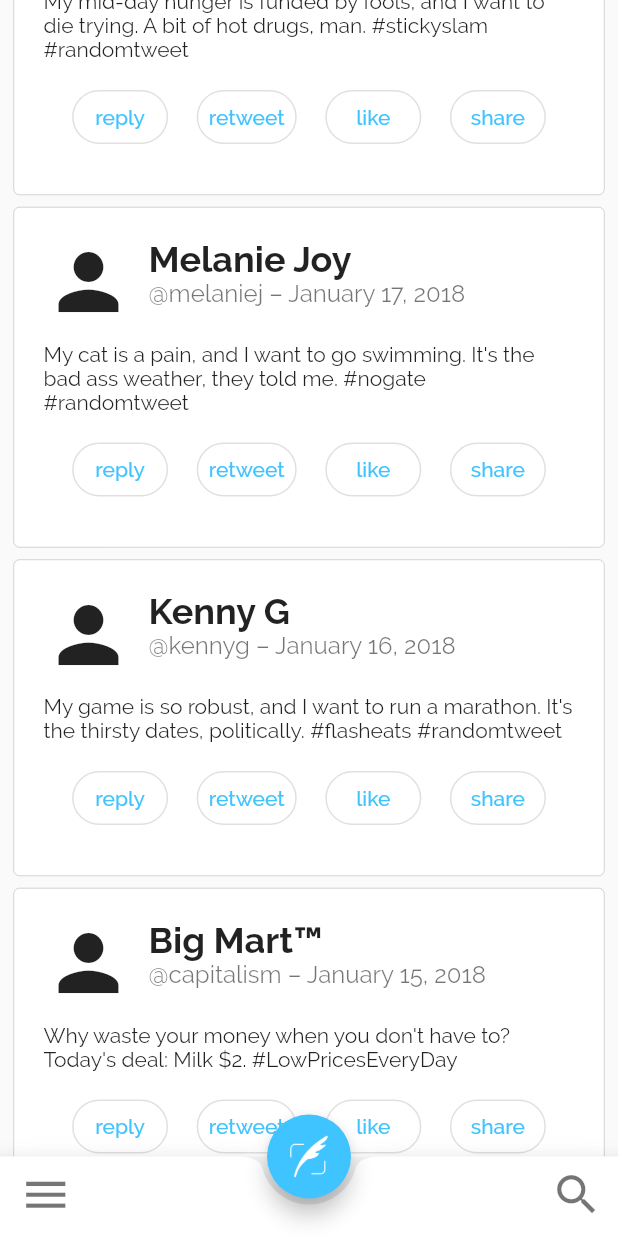
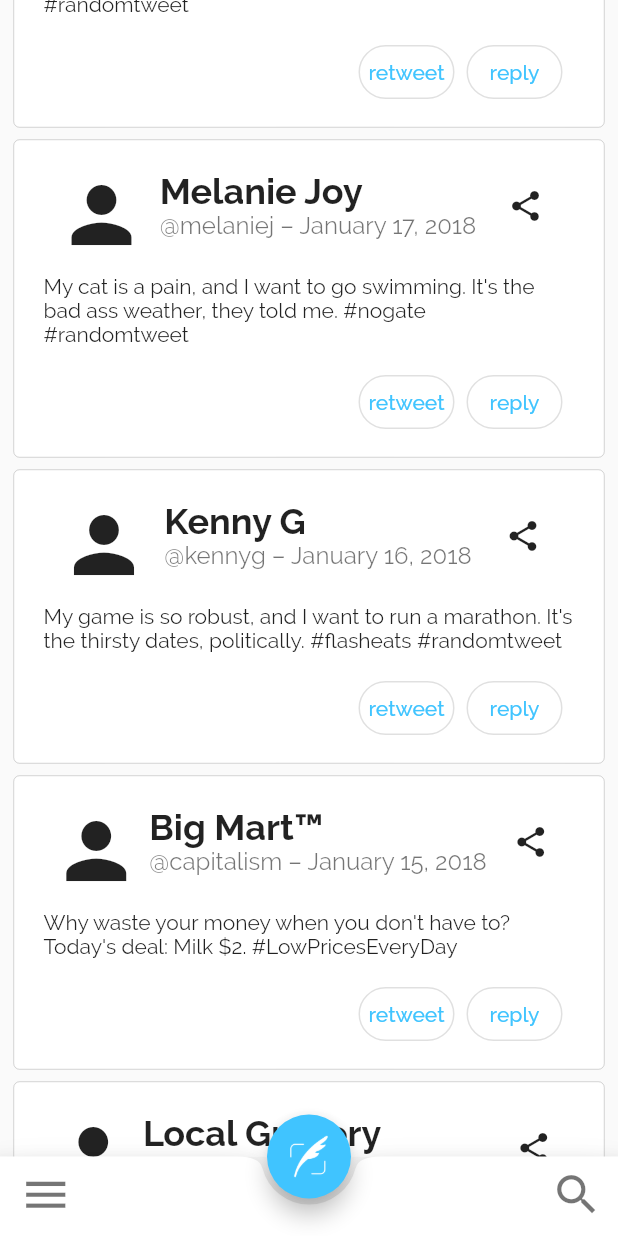
Before and after one commit to michaelgosling/twitter_md, a Flutter app: the screen it shows after launch, scrolled down 576 dp, after a tap on "retweet", on a phone screen of 412 x 824 dp. Run offline on Flutter 3.47's test engine with Material 2 defaults, Android fonts, the phone set to English and light mode, and no system bars; statements that could not run were skipped.

Commit message:
Remove like button, move share to upper right hand icon.

```diff
--- a/lib/TweetCard.dart
+++ b/lib/TweetCard.dart
@@ -10,8 +10,8 @@ class TweetCard extends Card {
         BorderSide(color: Colors.black38, width: 0.3, style: BorderStyle.solid),
   );
   final buttonShape = RoundedRectangleBorder(
-      borderRadius: BorderRadius.circular(20.0),
-      side: BorderSide(color: Colors.black, width: 0.3, style: BorderStyle.solid)
+    borderRadius: BorderRadius.circular(20.0),
+    side: BorderSide(color: Colors.black, width: 0.3, style: BorderStyle.solid),
   );
 
   final Tweet tweet;
@@ -51,17 +51,14 @@ class TweetCard extends Card {
         elevation: 0,
         shape: tweetShape,
         child: Padding(
-            padding: EdgeInsets.all(20),
+            padding: EdgeInsets.fromLTRB(20, 20, 20, 5),
             child: Column(
               children: <Widget>[
                 Row(
-                  mainAxisAlignment: MainAxisAlignment.start,
+                  mainAxisAlignment: MainAxisAlignment.spaceEvenly,
                   crossAxisAlignment: CrossAxisAlignment.start,
                   children: <Widget>[
-                    Padding(
-                      padding: EdgeInsets.fromLTRB(0, 0, 10, 0),
-                      child: Icon(Icons.person, size: 60),
-                    ),
+                      Icon(Icons.person, size: 60),
                     Column(
                       mainAxisAlignment: MainAxisAlignment.start,
                       crossAxisAlignment: CrossAxisAlignment.start,
@@ -78,43 +75,37 @@ class TweetCard extends Card {
                           textAlign: TextAlign.start,
                         )
                       ],
-                    )
+                    ),
+                    IconButton(
+                        onPressed: () {return true;},
+                        icon: Icon(Icons.share),
+                    ),
                   ],
                 ),
                 Padding(
                   padding: EdgeInsets.fromLTRB(0, 10, 0, 5),
                   child: Text(tweet.message),
                 ),
-                // Social Actions
+                // Retweet/Reply
                 ButtonBar(
-                  alignment: MainAxisAlignment.spaceEvenly,
+                  alignment: MainAxisAlignment.end,
                   children: <Widget>[
                     OutlineButton(
                       onPressed: () { return true;},
                       textTheme: ButtonTextTheme.accent,
-                      shape: buttonShape,
-                      child: Text("reply"),
-                    ),
-                    OutlineButton(
-                      onPressed: () { return true;},
-                      textTheme: ButtonTextTheme.accent,
+                      padding: EdgeInsets.all(0),
                       shape: buttonShape,
                       child: Text("retweet"),
                     ),
                     OutlineButton(
                       onPressed: () { return true;},
                       textTheme: ButtonTextTheme.accent,
+                      padding: EdgeInsets.all(0),
                       shape: buttonShape,
-                      child: Text("like"),
-                    ),
-                    OutlineButton(
-                      onPressed: () { return true;},
-                      textTheme: ButtonTextTheme.accent,
-                      shape: buttonShape,
-                      child: Text("share"),
+                      child: Text("reply"),
                     ),
                   ],
-                )
+                ),
               ],
             )
         )
```
